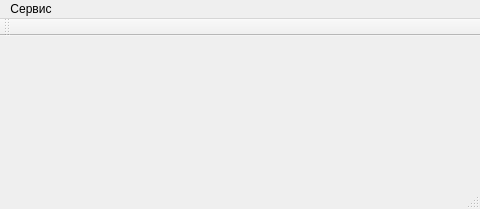
The window that paServer/mainwindow.ui (eugene-pa/armdncqt) describes before a commit, drawn with Qt 5.
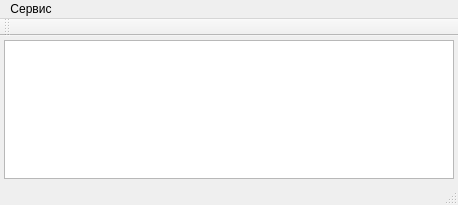
The same window after the commit.

```diff
--- a/paServer/mainwindow.ui
+++ b/paServer/mainwindow.ui
@@ -6,20 +6,42 @@
    <rect>
     <x>0</x>
     <y>0</y>
-    <width>480</width>
-    <height>209</height>
+    <width>458</width>
+    <height>205</height>
    </rect>
   </property>
   <property name="windowTitle">
    <string>MainWindow</string>
   </property>
-  <widget class="QWidget" name="centralWidget"/>
+  <widget class="QWidget" name="centralWidget">
+   <layout class="QHBoxLayout" name="horizontalLayout">
+    <property name="leftMargin">
+     <number>4</number>
+    </property>
+    <property name="topMargin">
+     <number>4</number>
+    </property>
+    <property name="rightMargin">
+     <number>4</number>
+    </property>
+    <property name="bottomMargin">
+     <number>4</number>
+    </property>
+    <item>
+     <widget class="QTableWidget" name="tableWidget">
+      <property name="autoScrollMargin">
+       <number>16</number>
+      </property>
+     </widget>
+    </item>
+   </layout>
+  </widget>
   <widget class="QMenuBar" name="menuBar">
    <property name="geometry">
     <rect>
      <x>0</x>
      <y>0</y>
-     <width>480</width>
+     <width>458</width>
      <height>21</height>
     </rect>
    </property>
```
